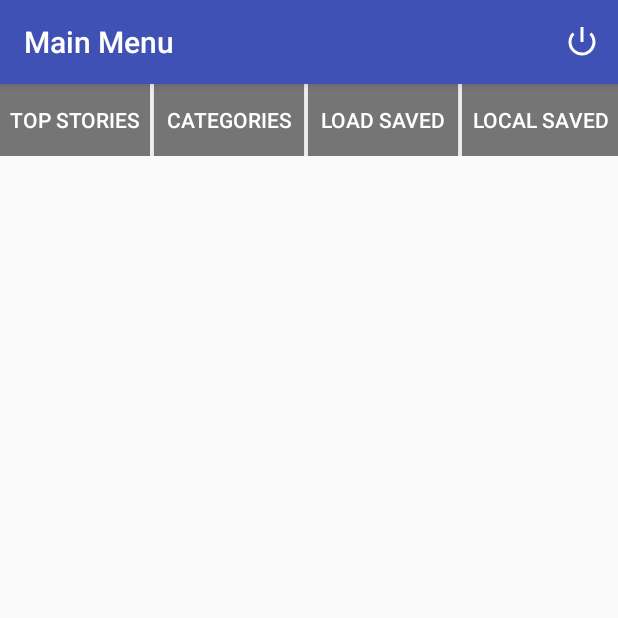
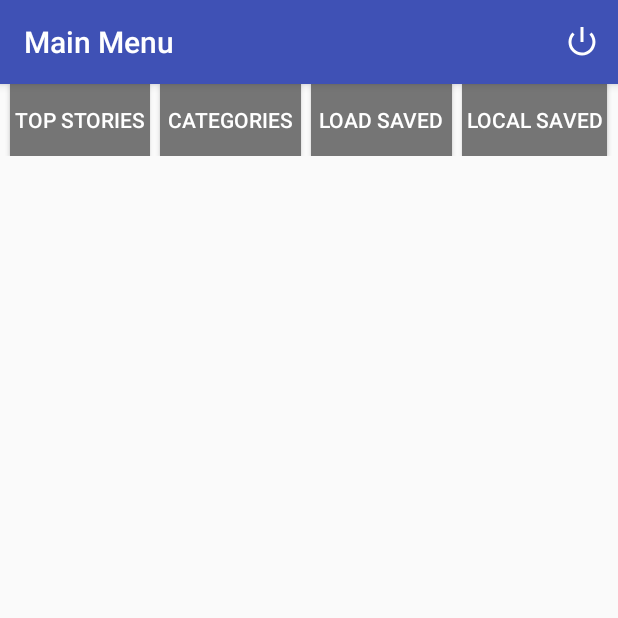
Before and after one commit to jnbui94/BSANews, an Android app: the MainActivity screen opened directly, with no data from a screen before it, on a phone screen of 412 x 824 dp, the top half of it. Run offline under Robolectric (Android 15) with nearby library versions, the phone set to English and light mode, and no system bars; our stand-ins replace Picasso; pictures from the network do not load; 1 statement that could not run was skipped.

Commit message:
Fixed Back stack on main screen

```diff
--- a/app/src/main/java/group1/tcss450/uw/edu/bsanews/MainActivity.java
+++ b/app/src/main/java/group1/tcss450/uw/edu/bsanews/MainActivity.java
@@ -263,6 +263,7 @@ public class MainActivity extends AppCompatActivity {
                     Intent intent = new Intent(mThat, NewsViewActivity.class);
                     intent.putExtra(KEY_USERNAME, mUsername);
                     intent.putExtra(NEWS_KEY, tempNewses[position]);
+                    intent.putExtra("Activity","Main");
                     startActivity(intent);
 
                 }
--- a/app/src/main/res/layout/activity_main.xml
+++ b/app/src/main/res/layout/activity_main.xml
@@ -14,6 +14,12 @@
         <LinearLayout
             android:layout_width="match_parent"
             android:layout_height="wrap_content">
+            <ImageView
+                android:layout_width="wrap_content"
+                android:layout_height="wrap_content"
+                android:background="@android:color/black"
+                android:minWidth="5dp"
+                android:layout_weight="1"/>
             <Button
                 android:layout_width="wrap_content"
                 android:layout_height="wrap_content"
@@ -29,6 +35,7 @@
                 android:layout_width="wrap_content"
                 android:layout_height="wrap_content"
                 android:background="@android:color/black"
+                android:minWidth="5dp"
                 android:layout_weight="1"/>
             <Button
                 android:layout_width="wrap_content"
@@ -43,6 +50,7 @@
                 android:layout_width="wrap_content"
                 android:layout_height="wrap_content"
                 android:background="@android:color/black"
+                android:minWidth="5dp"
                 android:layout_weight="1"/>
             <Button
                 android:layout_width="wrap_content"
@@ -58,7 +66,8 @@
                 android:layout_width="wrap_content"
                 android:layout_height="wrap_content"
                 android:background="@android:color/black"
-                android:layout_weight="1"/>
+                android:layout_weight="1"
+                android:minWidth="5dp"/>
             <Button
                 android:layout_width="wrap_content"
                 android:layout_height="wrap_content"
@@ -68,6 +77,12 @@
                 android:background="@drawable/news_button_pressed"
                 android:textColor="@android:color/white"
                 android:layout_weight="4"/>
+            <ImageView
+                android:layout_width="wrap_content"
+                android:layout_height="wrap_content"
+                android:background="@android:color/black"
+                android:minWidth="5dp"
+                android:layout_weight="1"/>
         </LinearLayout>
     </HorizontalScrollView>
 
```
